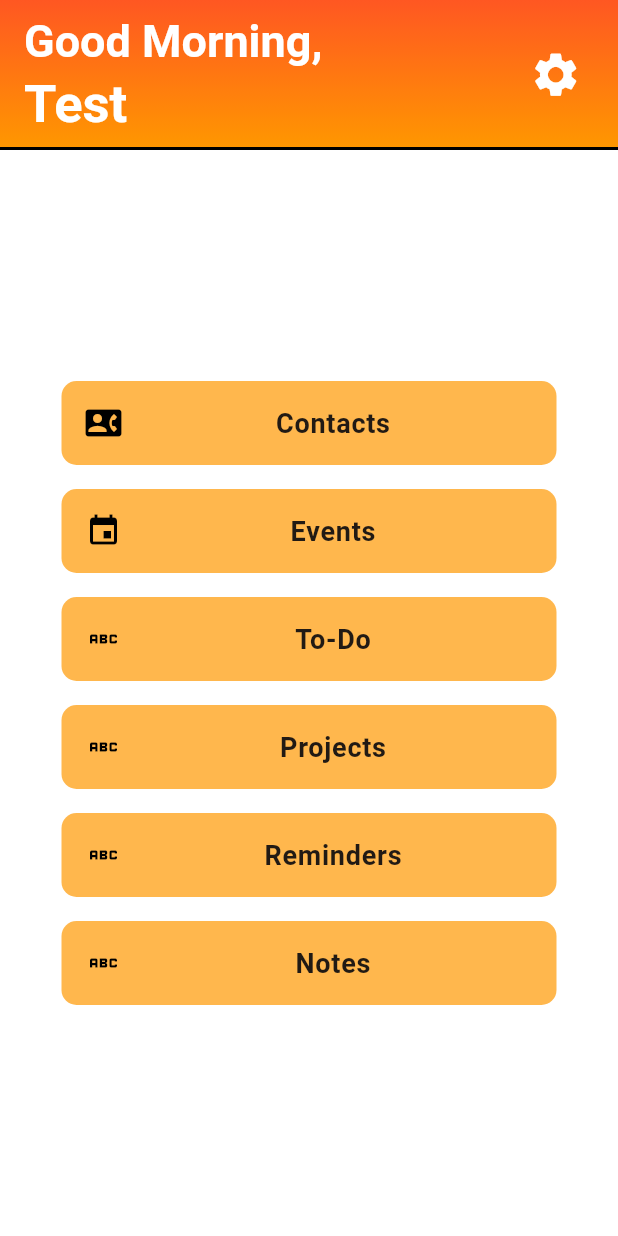
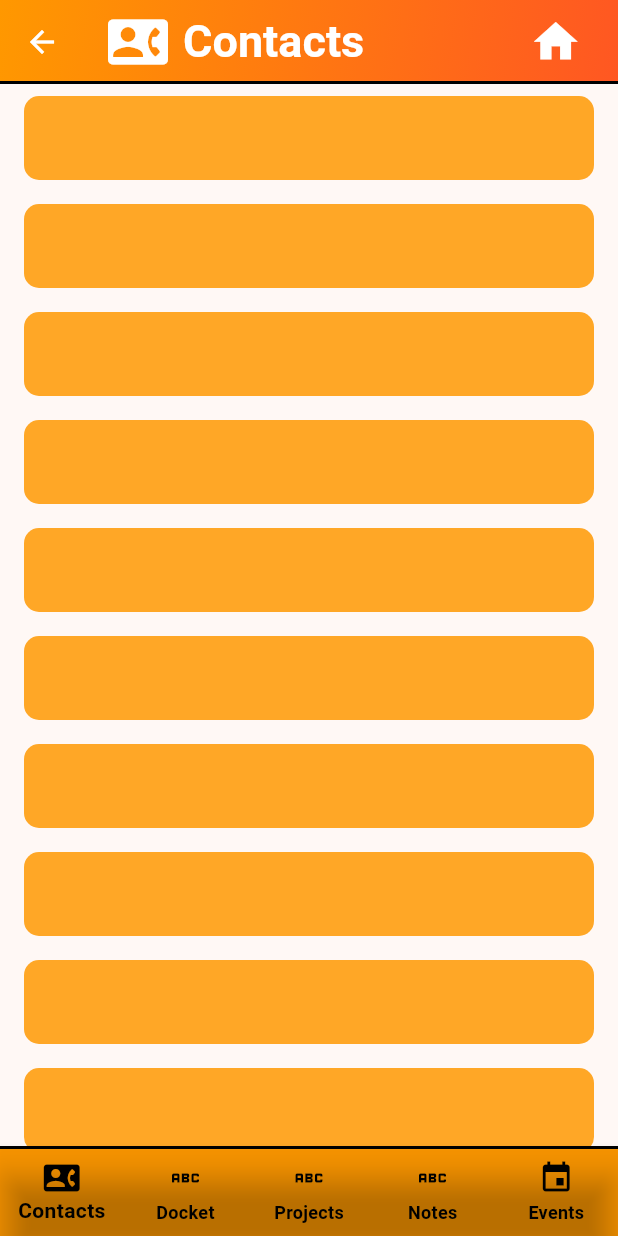
Before and after one commit to GhuleAjinkya/asep_app, a Flutter app: the screen it shows after launch, after a tap on "Contacts", on a phone screen of 412 x 824 dp. Run offline on Flutter 3.47's test engine with Material 3 defaults, Android fonts, the phone set to English and light mode, and no system bars.

Commit message:
Newer Home + Contacts Darft

```diff
--- /dev/null
+++ b/lib/class_contacts.dart
@@ -0,0 +1,46 @@
+import 'package:flutter/material.dart';
+
+class Contact {
+  final String name;
+  final String organization;
+  final String phoneNumber;
+
+  Contact({
+    required this.name,
+    required this.organization,
+    required this.phoneNumber,
+  });
+}
+
+class Contacts extends StatefulWidget {
+  const Contacts({super.key});
+
+  @override
+  State<Contacts> createState() => _ContactsState();
+}
+
+class _ContactsState extends State<Contacts> {
+  @override
+  Widget build(BuildContext context) {
+    return Scaffold(
+      body: Center(
+        child: ListView.builder(
+          itemBuilder: (context,index) {
+            return Padding(
+              padding: EdgeInsets.symmetric(vertical: 8.0, horizontal: 16.0),
+              child: Container(
+                decoration: BoxDecoration(
+                  color: Colors.orange[400],
+                  borderRadius: BorderRadius.circular(10),
+                ),
+                child: ListTile(
+
+                ),
+              ),
+            );
+          },
+        ),
+      ),
+    );
+  }
+}
--- a/lib/main.dart
+++ b/lib/main.dart
@@ -1,6 +1,13 @@
-// ignore_for_file: avoid_print
+// Containts logic for home page, tabs page header and footers, and logic to call their bod functions
 
 import 'package:flutter/material.dart';
+import 'class_contacts.dart';
+
+const LinearGradient appGradient = LinearGradient(
+              colors: [Colors.orange,Colors.deepOrange],
+              begin: Alignment.topLeft,
+              end: Alignment.bottomRight,
+            );
 void main() {
   runApp(const MyApp());
 }
@@ -8,153 +15,243 @@ void main() {
 class MyApp extends StatelessWidget {
   const MyApp({super.key});
 
-
   // This widget is the root of your application.
   @override
   Widget build(BuildContext context) {
     return MaterialApp(
+      debugShowCheckedModeBanner: false,
       title: 'Flutter Demo',
-      debugShowCheckedModeBanner: false,
       theme: ThemeData(
         colorScheme: ColorScheme.fromSeed(seedColor: Colors.orange, primary: Colors.orange),
-        scaffoldBackgroundColor: Colors.white,
       ),
-      home: MyHomePage(title: '...'),
+      home: HomePage(),
     );
   }
 }
 
-class MyHomePage extends StatefulWidget {
-  const MyHomePage({super.key, required this.title});
-
-  // This widget is the home page of your application. It is stateful, meaning
-  // that it has a State object (defined below) that contains fields that affect
-  // how it looks.
-
-  // This class is the configuration for the state. It holds the values (in this
-  // case the title) provided by the parent (in this case the App widget) and
-  // used by the build method of the State. Fields in a Widget subclass are
-  // always marked "final".
-  final String title;
-
-  @override
-  State<MyHomePage> createState() => _MyHomePageState();
-}
-
-class _MyHomePageState extends State<MyHomePage> {
-
-  final String username = 'Test';
-  String getGreetingTime() {
+class HomePage extends StatefulWidget {
+  HomePage({super.key});
+  final String username = 'usernameDefault';
+  final List<Map<String, IconData>> pages = [
+  {'Contacts': Icons.contact_phone_rounded},
+  {'Docket': Icons.abc},
+  {'Projects': Icons.abc},
+  {'Notes': Icons.abc},
+  {'Events': Icons.event}];
+  /* Old pages:
+  {'Contacts': Icons.contact_phone_rounded},
+  {'Events': Icons.event},
+  {'To-Do': Icons.abc},
+  {'Projects': Icons.abc},
+  {'Reminders': Icons.abc},
+  {'Notes': Icons.abc}];
+  */
+  String getGreetingTime(){
     final hour = DateTime.now().hour;
     if (hour < 12) {
       return 'Morning';
-    } else if (hour < 17) {
-      return 'Afternoon';
-    } else {
+    }
+    if (hour < 17) {
+      return 'Afternoom';
+    }
     return 'Evening';
   }
+  @override
+  State<HomePage> createState() => _HomePageState();
 }
 
-  final List<IconData> icons = [Icons.contact_phone_rounded, Icons.event, Icons.abc, Icons.abc, Icons.abc, Icons.abc];
-  final List<String> titles = ['Contacts', 'Events', 'To-Do','Projects','Reminders','Notes'];
+class _HomePageState extends State<HomePage> {
+
+  String greetingTime = 'notInitialized';
+  @override
+  void initState() {
+    super.initState();
+    greetingTime = widget.getGreetingTime();
+  }
   @override
   Widget build(BuildContext context) {
-    // This method is rerun every time setState is called, for instance as done
-    // by the _incrementCounter method above.
-    //
-    // The Flutter framework has been optimized to make rerunning build methods
-    // fast, so that you can just rebuild anything that needs updating rather
-    // than having to individually change instances of widgets.
-    final String greetingTime = getGreetingTime();
     return Scaffold(
       appBar: AppBar(
         flexibleSpace: Container(
-          decoration: const BoxDecoration(
-            gradient: LinearGradient(
-              colors: [Colors.deepOrange, Colors.orange], // Darker to lighter orange
-              begin: Alignment.topCenter,
-              end: Alignment.bottomCenter,
-              ),
-            border: Border(
+          decoration: BoxDecoration(
+            border : Border(
               bottom: BorderSide(
                 color: Colors.black,
-                width: 2.0, // Border width
-              ),
-            )
+                width: 2.0,
               ),
             ),
-        toolbarHeight: 100,
-        // Here we take the value from the MyHomePage object that was created by
-        // the App.build method, and use it to set our appbar title.
-        title: Row(
-          mainAxisAlignment: MainAxisAlignment.spaceBetween,
-          children: [
-            Column(
+            gradient: appGradient
+          ),
+        ),
+        title: Column(
           crossAxisAlignment: CrossAxisAlignment.start,
           children: [
-                Text(
-                  'Good $greetingTime,',
-                  style: const TextStyle(
+            Text('Good $greetingTime,',
+              style: TextStyle(
+                fontSize: 20,
                 fontWeight: FontWeight.bold,
-                    fontSize : 30,
-                    color : Colors.white,
+                color: Colors.white,
               ),
             ),
             Text(
-                  username,
-                  style: const TextStyle(
+              widget.username,
+              style: TextStyle(
+                fontSize: 20,
+                fontWeight: FontWeight.bold,
                 color: Colors.white,
-                    fontWeight: FontWeight.bold,
-                    fontSize: 35,
               ),
             )
           ],
         ),
+      ),
+      body: Center(
+        child: Column(
+          mainAxisAlignment: MainAxisAlignment.center,
+          children: [
+            for (int index = 0; index < widget.pages.length; index++)
+              Padding(
+                padding: const EdgeInsets.symmetric(vertical: 8, horizontal: 16),
+                child : Container(
+                  decoration: BoxDecoration(
+                    color: Colors.orange.shade400,
+                    borderRadius: BorderRadius.circular(10),
+                  ),
+                  margin: const EdgeInsets.symmetric(horizontal: 25),
+                  child: ListTile(
+                    leading: Icon(widget.pages[index].values.first, color: Colors.black, size: 30,),
+                    title: Center(
+                      child: Text(widget.pages[index].keys.first, style: const TextStyle(color: Colors.black, fontWeight: FontWeight.bold),),
+                    ),
+                    onTap: (){
+                      Navigator.push(context, MaterialPageRoute(builder: (context) => Tabs(
+                        currentIndex: index,
+                        pages: widget.pages)));
+                    },
+                  ),
+                ),
+              ),
+          ]
+        ),
+      )
+    );
+  }
+}
 
+class Tabs extends StatefulWidget {
+  const Tabs({super.key, required this.currentIndex, required this.pages});
+  final int currentIndex;
+  final List<Map<String, IconData>> pages;
+  @override
+  State<Tabs> createState() => _TabsState();
+}
+
+class _TabsState extends State<Tabs> {
+  int index = 0;
+  @override
+  void initState() {
+    super.initState();
+    index = widget.currentIndex;
+  }
+  @override
+  Widget build(BuildContext context) {
+    return Scaffold(
+      appBar: AppBar(
+        flexibleSpace: Container(
+          decoration: BoxDecoration(
+            border : Border(
+              bottom: BorderSide(
+                color: Colors.black,
+                width: 2.0,
+              ),
+            ),
+            gradient: appGradient,
+          ),
+        ),
+        iconTheme: const IconThemeData(color: Colors.white),
+        title: Row(
+          mainAxisAlignment: MainAxisAlignment.spaceBetween,
+          crossAxisAlignment: CrossAxisAlignment.center,
+          children: [
+            Row(
+              spacing: 10,
+              mainAxisAlignment: MainAxisAlignment.start,
+              children: [
+                Icon(widget.pages[index].values.first, color: Colors.white, size: 40,),
+                Text(widget.pages[index].keys.first, style: const TextStyle(color: Colors.white, fontSize: 30, fontWeight: FontWeight.bold),),
+              ],
+            ),
             IconButton(
-              icon: const Icon(Icons.settings, color: Colors.white, size: 35),
+              icon: const Icon(Icons.home, color: Colors.white, size: 35),
               onPressed: () {
-                print('Settings button pressed');
+                Navigator.pop(context);
               },
             ),
           ],
         ),
       ),
-      body: Center(
-        child: ListView.builder(
-          shrinkWrap: true,
-          itemCount: titles.length,
-          itemBuilder: (context, index) {
-            return Padding(
-              padding: const EdgeInsets.symmetric(vertical: 8, horizontal: 16),
-                child: Container(
-                  margin: const EdgeInsets.symmetric(horizontal: 25),
+      body: TabsContentCaller(index: index),
+      bottomNavigationBar: Container(
         decoration: BoxDecoration(
-                    color: Colors.orange.shade300,
-                    borderRadius: BorderRadius.circular(10),
-
-                  ),
-                  child: ListTile(
-                    leading: Icon(icons[index], color: Colors.black,),
-                    title: Center(
-                      child: Text(
-                        titles[index],
-                        style: const TextStyle(
-                          fontWeight: FontWeight.bold,
-                          fontSize: 18,
+          color: Colors.orange,
+          border: Border(
+            top: BorderSide(
+              color: Colors.black,
+              width: 2.0,
             ),
           ),
         ),
-                    onTap: () {
-
-                      print('Tapped on ${titles[index]}');
+        child: BottomNavigationBar(
+          backgroundColor: Colors.transparent,
+          currentIndex: index,
+          items: [
+            for (var page in widget.pages)
+              BottomNavigationBarItem(
+                icon: Icon(page.values.first),
+                label: page.keys.first,
+              )
+          ],
+          onTap: (currentIndex) {
+            setState(() {
+              index = currentIndex;
+            });
           },
+          selectedLabelStyle: const TextStyle(
+            color: Colors.black,
+            fontWeight: FontWeight.bold,
+          ),
+          unselectedLabelStyle: const TextStyle(
+            color: Colors.black,
+            fontWeight: FontWeight.bold,
+          ),
+          selectedItemColor: Colors.black,
+          unselectedItemColor: Colors.black,
+          showUnselectedLabels: true,
+          showSelectedLabels: true,
+          type: BottomNavigationBarType.fixed,
         ),
       ),
     );
-          },
-        ),
-      )
-    );
   }
 }
+
+class TabsContentCaller extends StatelessWidget {
+  const TabsContentCaller({super.key, required this.index});
+  final int index;
+  @override
+  Widget build(BuildContext context) {
+    /* {'Contacts': Icons.contact_phone_rounded},
+  {'Docket': Icons.abc},
+  {'Projects': Icons.abc},
+  {'Notes': Icons.abc},
+  {'Events': Icons.event}];
+  Pages for referance */
+    switch (index) {
+      case 0:
+        return Contacts();
+      case 2:
+        // return Projects();
+      default:
+        return const Text("Wrong index passed as an arguement from _TabsState");
+    }
+  }
+}
```
Also changed, not shown: 1 other file. Lines whose indentation alone changed are shown as unchanged.
